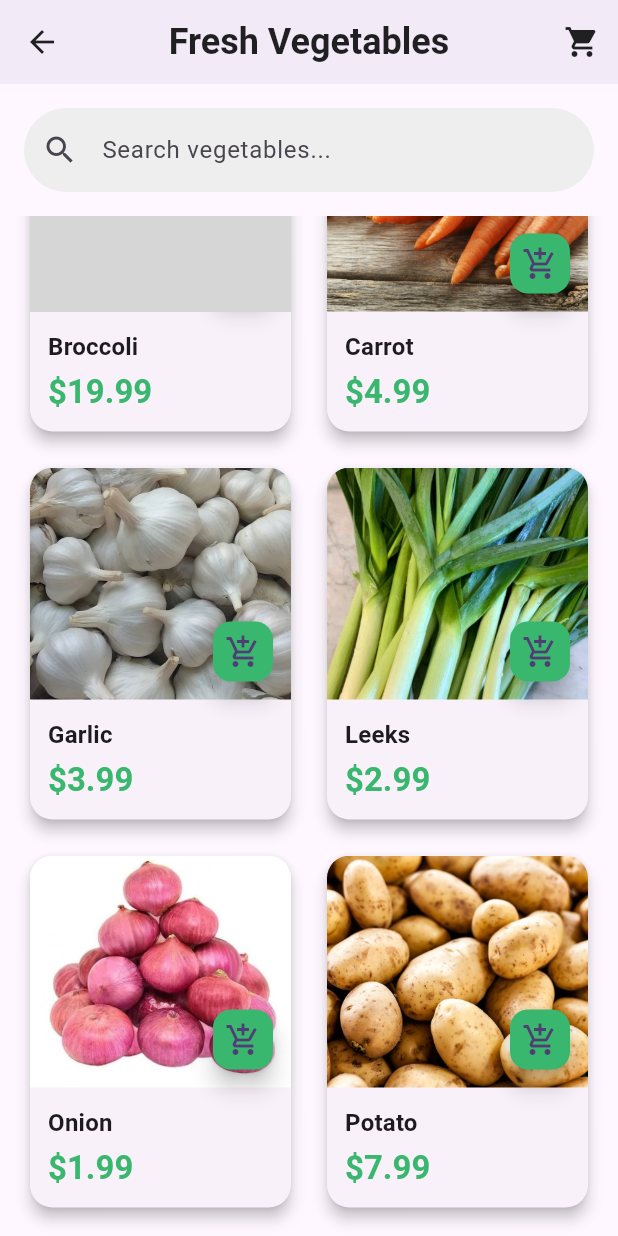
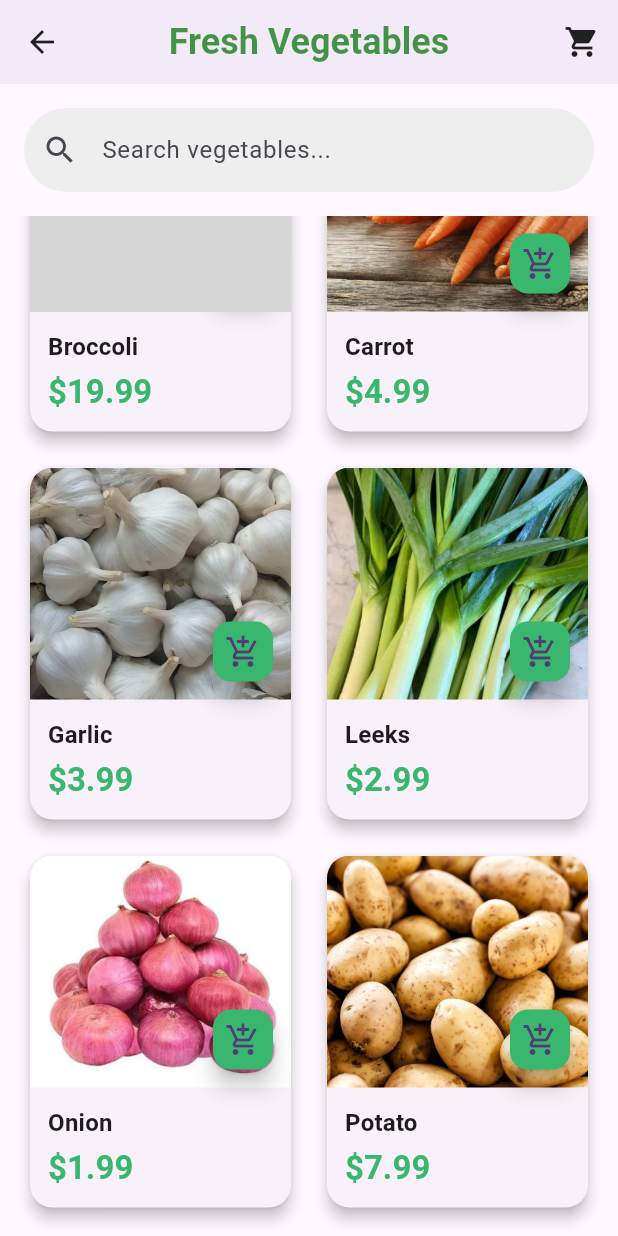
Before and after one commit to Fathir2001/RF-Stores, a Flutter app: the VegetablesPage screen opened directly, scrolled down 111 dp, on a phone screen of 412 x 824 dp. Run offline on Flutter 3.47's test engine with Material 3 defaults, Android fonts, the phone set to English and light mode, and no system bars; drawn by our look-alikes of shimmer; our stand-ins replace animate_do, carousel_slider, google_fonts; grey boxes are pictures that could not be loaded.

Commit message:
Add Shimmer effect to Dairy and Vegetables pages titles for enhanced UI; improve code formatting and readability

```diff
--- a/Front - End/lib/Pages/HomePage/Products/vegetables.dart
+++ b/Front - End/lib/Pages/HomePage/Products/vegetables.dart
@@ -3,6 +3,7 @@ import 'package:provider/provider.dart';
 import '../../../providers/vegetables_provider.dart';
 import '../../../providers/cart_providers.dart';
 import '../AddToCart/cart.dart';
+import 'package:shimmer/shimmer.dart';
 
 class VegetablesPage extends StatefulWidget {
   const VegetablesPage({Key? key}) : super(key: key);
@@ -92,11 +93,16 @@ class _VegetablesPageState extends State<VegetablesPage> with SingleTickerProvid
         icon: const Icon(Icons.arrow_back, color: Colors.black87),
         onPressed: () => Navigator.of(context).pop(),
       ),
-      title: Text(
-        'Fresh Vegetables',
-        style: Theme.of(context).textTheme.headlineSmall?.copyWith(
-          fontWeight: FontWeight.bold,
-          color: Colors.black87,
+      title: Shimmer.fromColors(
+        baseColor: const Color.fromARGB(255, 41, 133, 44),
+        highlightColor: const Color.fromARGB(255, 146, 243, 196),
+        period: const Duration(seconds: 2),
+        child: Text(
+          'Fresh Vegetables',
+          style: Theme.of(context).textTheme.headlineSmall?.copyWith(
+            fontWeight: FontWeight.bold,
+            color: Colors.black87,
+          ),
         ),
       ),
       centerTitle: true,
```
Also changed, not shown: Front - End/lib/Pages/HomePage/Products/dairy.dart (+14 -4 lines).
